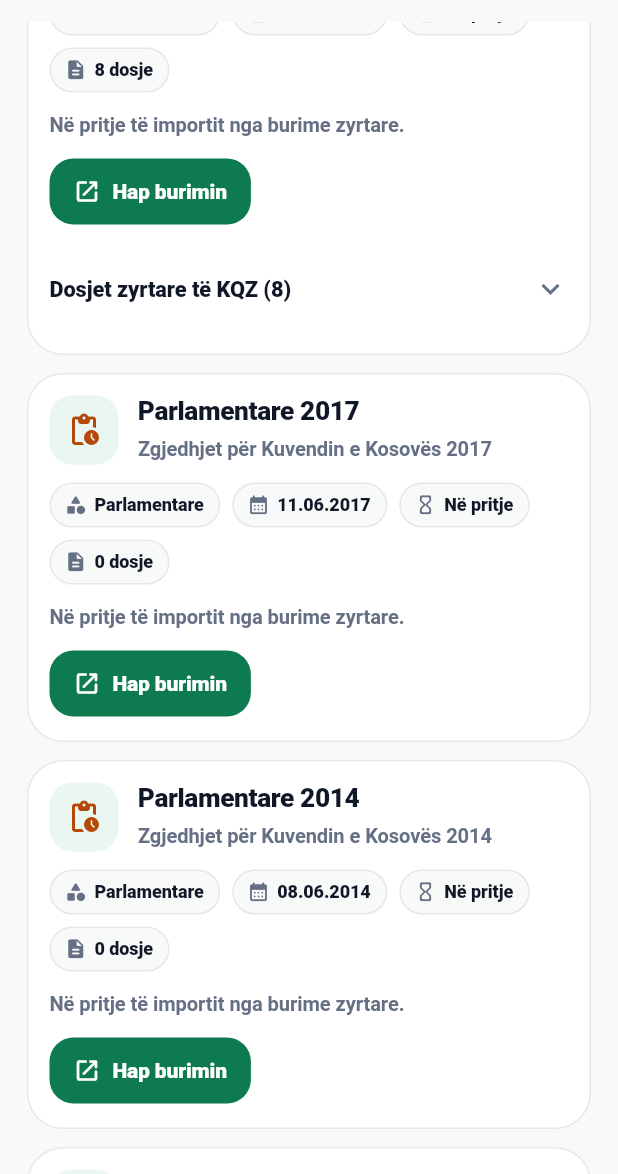
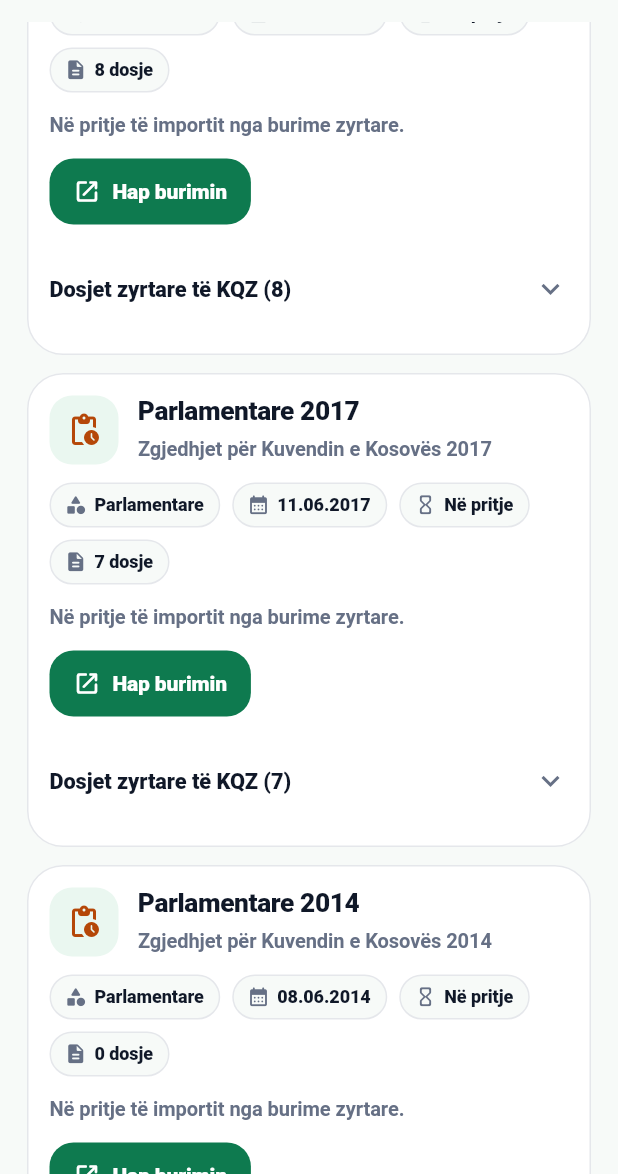
Before and after one commit to genti2004-cmyk/zgjedhjet_info, a Flutter app: the ElectionArchiveScreen screen opened directly, scrolled down 1728 dp, on a phone screen of 412 x 824 dp, the part 62-1236 px from its top. Run offline on Flutter 3.47's test engine with Material 3 defaults, Android fonts, the light colour scheme and no system bars; network calls fail.

Commit message:
DATA: Prepare parliamentary 2017 official sources

```diff
--- a/lib/src/core/models/election_source.dart
+++ b/lib/src/core/models/election_source.dart
@@ -2,6 +2,7 @@
   parliamentary2025,
   parliamentary2021,
   parliamentary2019,
+  parliamentary2017,
   local2025,
   local2025Round2,
 }
@@ -50,6 +51,15 @@
     dateLabel: '06.10.2019',
   );
 
+  static const ElectionSource parliamentary2017 = ElectionSource(
+    type: ElectionSourceType.parliamentary2017,
+    title: 'Zgjedhjet për Kuvendin e Kosovës 2017',
+    shortTitle: 'Parlamentare 2017',
+    description: 'Burimet zyrtare të KQZ janë regjistruar. Rezultatet numerike do të vendosen vetëm pas verifikimit të plotë të skedarëve.',
+    officialUrl: 'https://kqz-ks.org/zgjedhjet-e-pergjithshme/zgjedhjet-per-kuvend-te-kosoves-2017/',
+    dateLabel: '11.06.2017',
+  );
+
   static const ElectionSource local2025 = ElectionSource(
     type: ElectionSourceType.local2025,
     title: 'Zgjedhjet Lokale 2025',
@@ -72,6 +82,7 @@
     parliamentary2025,
     parliamentary2021,
     parliamentary2019,
+    parliamentary2017,
     local2025,
     local2025Round2,
   ];
--- a/lib/src/core/services/kqz_remote_config.dart
+++ b/lib/src/core/services/kqz_remote_config.dart
@@ -15,6 +15,8 @@
         return 'Rezultatet Parlamentare 2021';
       case ElectionSourceType.parliamentary2019:
         return 'Rezultatet Parlamentare 2019';
+      case ElectionSourceType.parliamentary2017:
+        return 'Rezultatet Parlamentare 2017';
       case ElectionSourceType.local2025:
         return 'Rezultatet Lokale 2025';
       case ElectionSourceType.local2025Round2:
--- a/lib/src/core/services/kqz_results_service.dart
+++ b/lib/src/core/services/kqz_results_service.dart
@@ -24,6 +24,8 @@
         return Election(id: 'parliamentary-2021', title: source.title, type: 'Parlamentare', status: 'Rezultatet dhe kandidatët nga dokumentet zyrtare të KQZ', date: DateTime(2021, 2, 14), lastUpdated: DateTime.now());
       case ElectionSourceType.parliamentary2019:
         return Election(id: 'parliamentary-2019', title: source.title, type: 'Parlamentare', status: 'Rezultatet dhe kandidatët nga dokumentet zyrtare të KQZ', date: DateTime(2019, 10, 6), lastUpdated: DateTime.now());
+      case ElectionSourceType.parliamentary2017:
+        return Election(id: 'parliamentary-2017', title: source.title, type: 'Parlamentare', status: 'Burimet zyrtare janë regjistruar - importi në përgatitje', date: DateTime(2017, 6, 11), lastUpdated: DateTime.now());
       case ElectionSourceType.local2025:
         return Election(id: 'local-2025', title: source.title, type: 'Lokale', status: 'Burim zyrtar i përgatitur - test UI', date: DateTime(2025, 10, 12), lastUpdated: DateTime.now());
       case ElectionSourceType.local2025Round2:
@@ -40,6 +42,8 @@
         return Parliamentary2021PartyData.results;
       case ElectionSourceType.parliamentary2019:
         return Parliamentary2019PartyData.results;
+      case ElectionSourceType.parliamentary2017:
+        return const <PartyResult>[];
       case ElectionSourceType.local2025:
         return Local2025PlaceholderData.localPartyResults;
       case ElectionSourceType.local2025Round2:
@@ -53,6 +57,7 @@
       case ElectionSourceType.parliamentary2025:
       case ElectionSourceType.parliamentary2021:
       case ElectionSourceType.parliamentary2019:
+      case ElectionSourceType.parliamentary2017:
         return Local2025PlaceholderData.parliamentaryMunicipalitiesPlaceholder;
       case ElectionSourceType.local2025:
         return Local2025PlaceholderData.localMunicipalitiesPlaceholder;
@@ -70,6 +75,8 @@
         return Parliamentary2021CandidateData.results;
       case ElectionSourceType.parliamentary2019:
         return Parliamentary2019CandidateData.results;
+      case ElectionSourceType.parliamentary2017:
+        return const <CandidateResult>[];
       case ElectionSourceType.local2025:
         return Local2025PlaceholderData.localCandidatesPlaceholder;
       case ElectionSourceType.local2025Round2:
--- a/lib/src/features/election_archive/data/election_official_file_catalog.dart
+++ b/lib/src/features/election_archive/data/election_official_file_catalog.dart
@@ -1,4 +1,5 @@
 import '../../../core/models/election_official_file.dart';
+import '../../parliamentary_2017/data/parliamentary_2017_official_files.dart';
 import '../../parliamentary_2019/data/parliamentary_2019_official_files.dart';
 import '../../parliamentary_2021/data/parliamentary_2021_official_files.dart';
 
@@ -8,6 +9,7 @@
   static const List<ElectionOfficialFile> all = [
     ...Parliamentary2021OfficialFiles.files,
     ...Parliamentary2019OfficialFiles.files,
+    ...Parliamentary2017OfficialFiles.files,
   ];
 
   static List<ElectionOfficialFile> byElectionId(String electionId) {
--- /dev/null
+++ b/lib/src/features/parliamentary_2017/data/parliamentary_2017_official_files.dart
@@ -0,0 +1,87 @@
+import '../../../core/models/election_official_file.dart';
+
+class Parliamentary2017OfficialFiles {
+  const Parliamentary2017OfficialFiles._();
+
+  static const String electionId = 'parliamentary-2017';
+
+  static const List<ElectionOfficialFile> files = [
+    ElectionOfficialFile(
+      id: 'parliamentary-2017-general-statistics',
+      electionId: electionId,
+      title: 'Statistikat e përgjithshme',
+      description: 'Statistikat e përgjithshme për zgjedhjet parlamentare 2017.',
+      url: 'https://kqz-ks.org/wp-content/uploads/2018/01/1.-Statistikat-e-p%C3%ABrgjithshme.xlsx',
+      fileType: 'XLSX',
+      isResultData: false,
+      isCandidateData: false,
+      isMunicipalityData: false,
+    ),
+    ElectionOfficialFile(
+      id: 'parliamentary-2017-statistics-by-municipality',
+      electionId: electionId,
+      title: 'Statistikat sipas komunave',
+      description: 'Statistikat sipas komunave për zgjedhjet parlamentare 2017.',
+      url: 'https://kqz-ks.org/wp-content/uploads/2018/01/2.-Statistikat-sipas-Komunave.xlsx',
+      fileType: 'XLSX',
+      isResultData: false,
+      isCandidateData: false,
+      isMunicipalityData: true,
+    ),
+    ElectionOfficialFile(
+      id: 'parliamentary-2017-party-results',
+      electionId: electionId,
+      title: 'Rezultatet e përgjithshme sipas subjekteve',
+      description: 'Rezultatet e përgjithshme sipas subjekteve politike për zgjedhjet parlamentare 2017.',
+      url: 'https://kqz-ks.org/wp-content/uploads/2018/03/1.-Rezultatet-e-p%C3%ABrgjithshme-sipas-Subjekteve.xlsx',
+      fileType: 'XLSX',
+      isResultData: true,
+      isCandidateData: false,
+      isMunicipalityData: false,
+    ),
+    ElectionOfficialFile(
+      id: 'parliamentary-2017-elected-candidates-by-subject',
+      electionId: electionId,
+      title: 'Kandidatët e zgjedhur sipas subjekteve',
+      description: 'Kandidatët e zgjedhur sipas subjekteve politike për zgjedhjet parlamentare 2017.',
+      url: 'https://kqz-ks.org/wp-content/uploads/2018/03/2.-Kandidat%C3%ABt-e-zgjedhur-sipas-Subjekteve.xlsx',
+      fileType: 'XLSX',
+      isResultData: false,
+      isCandidateData: true,
+      isMunicipalityData: false,
+    ),
+    ElectionOfficialFile(
+      id: 'parliamentary-2017-all-candidates',
+      electionId: electionId,
+      title: 'Rezultatet e të gjithë kandidatëve',
+      description: 'Rezultatet e të gjithë kandidatëve për zgjedhjet parlamentare 2017.',
+      url: 'https://kqz-ks.org/wp-content/uploads/2018/03/3.-Rezultatet-e-t%C3%AB-gjith%C3%AB-kandidat%C3%ABve.xlsx',
+      fileType: 'XLSX',
+      isResultData: false,
+      isCandidateData: true,
+      isMunicipalityData: false,
+    ),
+    ElectionOfficialFile(
+      id: 'parliamentary-2017-elected-candidates-by-votes',
+      electionId: electionId,
+      title: 'Rezultatet e kandidatëve të zgjedhur sipas numrit të votave',
+      description: 'Kandidatët e zgjedhur të renditur sipas numrit të votave për zgjedhjet parlamentare 2017.',
+      url: 'https://kqz-ks.org/wp-content/uploads/2018/03/5.-Rezultatet-e-kandidat%C3%ABve-t%C3%AB-zgjedhur-sipas-numrit-t%C3%AB-votave.xlsx',
+      fileType: 'XLSX',
+      isResultData: false,
+      isCandidateData: true,
+      isMunicipalityData: false,
+    ),
+    ElectionOfficialFile(
+      id: 'parliamentary-2017-party-results-by-municipality',
+      electionId: electionId,
+      title: 'Rezultatet e subjekteve sipas komunave',
+      description: 'Rezultatet e subjekteve politike sipas komunave për zgjedhjet parlamentare 2017.',
+      url: 'https://kqz-ks.org/wp-content/uploads/2018/01/6.-Rezultatet-e-subjekteve-sipas-komunave-2.pdf',
+      fileType: 'PDF',
+      isResultData: true,
+      isCandidateData: false,
+      isMunicipalityData: true,
+    ),
+  ];
+}
```
